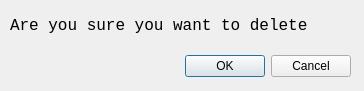
This is src/ProjectManager/confirmation.ui in satwik-kambham/Project-Manager as Qt 5 draws it before an edit. The edited form follows.
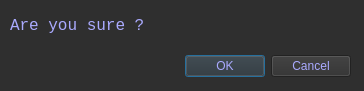
This is the edited form.

What changed in the file:
```diff
--- a/src/ProjectManager/confirmation.ui
+++ b/src/ProjectManager/confirmation.ui
@@ -13,6 +13,9 @@
   <property name="windowTitle">
    <string>Dialog</string>
   </property>
+  <property name="styleSheet">
+   <string notr="true">background-color: rgb(47, 47, 47);</string>
+  </property>
   <widget class="QDialogButtonBox" name="buttonBox">
    <property name="geometry">
     <rect>
@@ -22,6 +25,9 @@
      <height>32</height>
     </rect>
    </property>
+   <property name="styleSheet">
+    <string notr="true">color: rgb(170, 170, 255);</string>
+   </property>
    <property name="orientation">
     <enum>Qt::Horizontal</enum>
    </property>
@@ -44,8 +50,11 @@
      <pointsize>12</pointsize>
     </font>
    </property>
+   <property name="styleSheet">
+    <string notr="true">color: rgb(170, 170, 255);</string>
+   </property>
    <property name="text">
-    <string>Are you sure you want to delete</string>
+    <string>Are you sure ?</string>
    </property>
   </widget>
  </widget>
```
